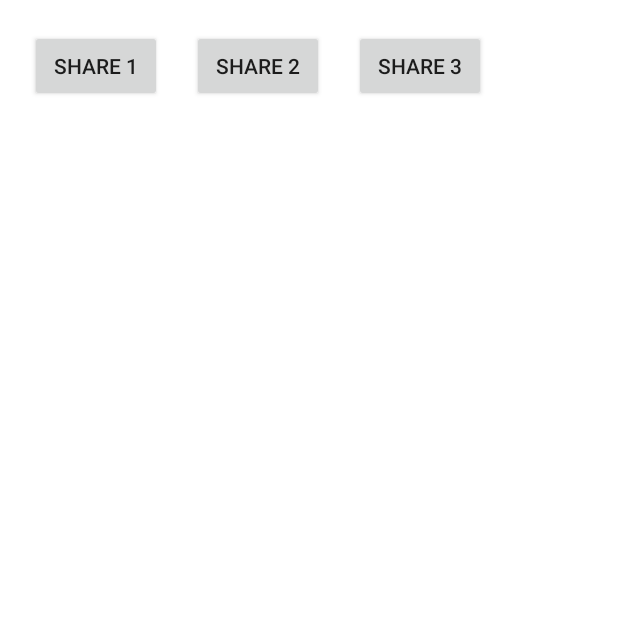
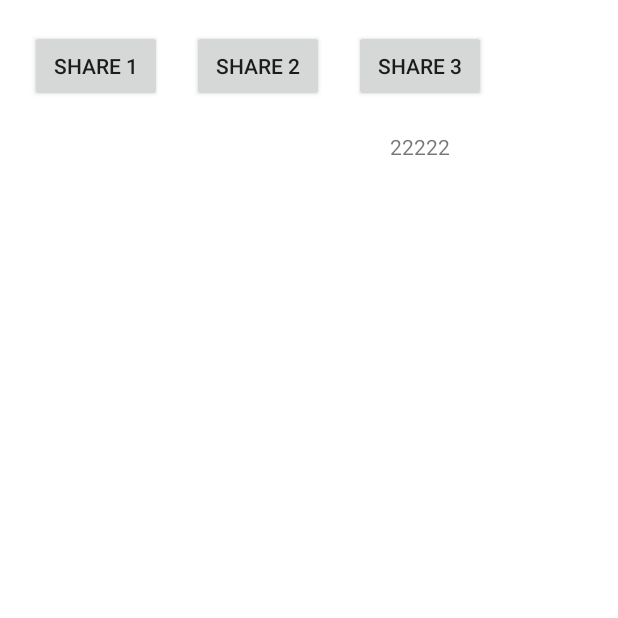
Before and after one commit to GMKEnd/ActivityTest, an Android app: the screen it shows after launch (MainActivity), after a tap on "SHARE 3", on a phone screen of 412 x 824 dp, the top half of it. Run offline under Robolectric (Android 15) with nearby library versions, the phone set to English and light mode, and no system bars.

Commit message:
fix:minor adjustments

```diff
--- a/app/src/main/java/com/example/activitytest/MainActivity.kt
+++ b/app/src/main/java/com/example/activitytest/MainActivity.kt
@@ -4,8 +4,12 @@ import android.app.Activity
 import android.content.Intent
 import android.os.Bundle
 import android.widget.Button
+import android.widget.TextView
 
 class MainActivity : Activity() {
+
+    private var textView: TextView? = null
+
     override fun onCreate(savedInstanceState: Bundle?) {
         super.onCreate(savedInstanceState)
         setContentView(R.layout.main_activity)
@@ -14,16 +18,15 @@ class MainActivity : Activity() {
         btn1.setOnClickListener {
             doDynamicIntent()
         }
-
         val btn2: Button = findViewById(R.id.main_btn2)
         btn2.setOnClickListener {
             doStaticIntent()
         }
-
         val btn3: Button = findViewById(R.id.main_btn3)
         btn3.setOnClickListener {
             doResultIntent()
         }
+        textView = findViewById(R.id.main_text)
     }
 
     // 显式intent，通常应用在自己程序中
@@ -41,10 +44,12 @@ class MainActivity : Activity() {
         val bundle = Bundle()
         bundle.putString("name", "Garel")
         bundle.putInt("height", 170)
-        intent.putExtras(bundle)
+//        intent.putExtras(bundle)
+        intent.putExtra("bundle", bundle)
         startActivity(intent)
     }
 
+    // 在Activity结束时收到回传的intent，需要重写onActivityResult
     private fun doResultIntent() {
         val intent = Intent()
         intent.setClass(this, ResultActivity::class.java)
@@ -55,8 +60,8 @@ class MainActivity : Activity() {
         super.onActivityResult(requestCode, resultCode, data)
         when (requestCode) {
             1 -> {
-                if (requestCode == RESULT_OK) {
-                    val b  = data?.getBooleanExtra("extra_ff", false)
+                if (resultCode == RESULT_OK) {
+                    textView?.text = data?.getStringExtra("result_data")
                 }
             }
         }
--- a/app/src/main/java/com/example/activitytest/ResultActivity.kt
+++ b/app/src/main/java/com/example/activitytest/ResultActivity.kt
@@ -1,7 +1,7 @@
 package com.example.activitytest
 
+import android.os.Bundle
 import androidx.appcompat.app.AppCompatActivity
-import android.os.Bundle
 
 class ResultActivity : AppCompatActivity() {
     override fun onCreate(savedInstanceState: Bundle?) {
@@ -9,7 +9,7 @@ class ResultActivity : AppCompatActivity() {
         setContentView(R.layout.activity_result)
 
         val intent = intent
-        intent.putExtra("extra_ff", true)
+        intent.putExtra("result_data", "22222")
         setResult(RESULT_OK, intent)
         finish()
     }
--- a/app/src/main/java/com/example/activitytest/ShareActivity.kt
+++ b/app/src/main/java/com/example/activitytest/ShareActivity.kt
@@ -21,6 +21,7 @@ class ShareActivity : AppCompatActivity() {
 
         initView()
 
+        // 处理收到的分享内容
         val mIntent = intent
         val mAction = mIntent.action
         val mType = mIntent.type
--- a/app/src/main/res/layout/activity_result.xml
+++ b/app/src/main/res/layout/activity_result.xml
@@ -1,6 +1,5 @@
 <?xml version="1.0" encoding="utf-8"?>
 <androidx.constraintlayout.widget.ConstraintLayout xmlns:android="http://schemas.android.com/apk/res/android"
-    xmlns:app="http://schemas.android.com/apk/res-auto"
     xmlns:tools="http://schemas.android.com/tools"
     android:layout_width="match_parent"
     android:layout_height="match_parent"
--- a/app/src/main/res/layout/main_activity.xml
+++ b/app/src/main/res/layout/main_activity.xml
@@ -34,4 +34,14 @@
         app:layout_constraintStart_toEndOf="@+id/main_btn2"
         app:layout_constraintTop_toTopOf="parent" />
 
+    <TextView
+        android:id="@+id/main_text"
+        android:layout_width="wrap_content"
+        android:layout_height="wrap_content"
+        android:layout_marginTop="20dp"
+        android:text="@string/text"
+        app:layout_constraintEnd_toEndOf="@+id/main_btn3"
+        app:layout_constraintStart_toStartOf="@+id/main_btn3"
+        app:layout_constraintTop_toBottomOf="@+id/main_btn3" />
+
 </androidx.constraintlayout.widget.ConstraintLayout>
```
Also changed, not shown: app/src/main/java/com/example/activitytest/AGuy.kt (added, +38 -0 lines), app/src/main/java/com/example/activitytest/ShareActivity2.kt (+9 -2 lines).
